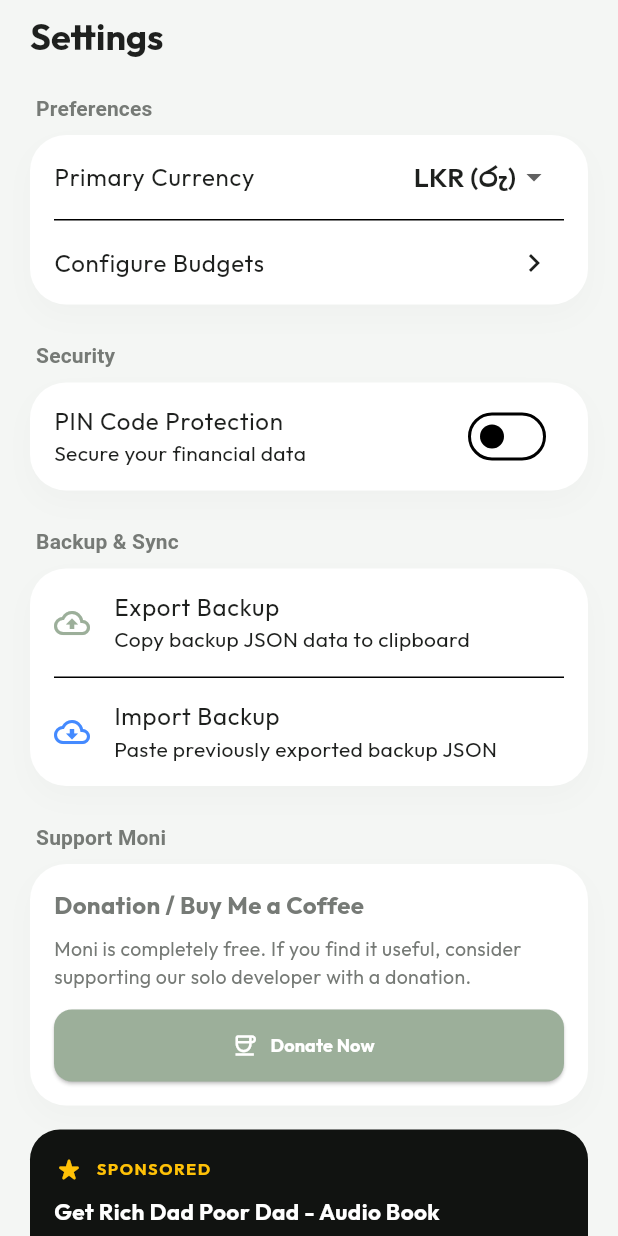
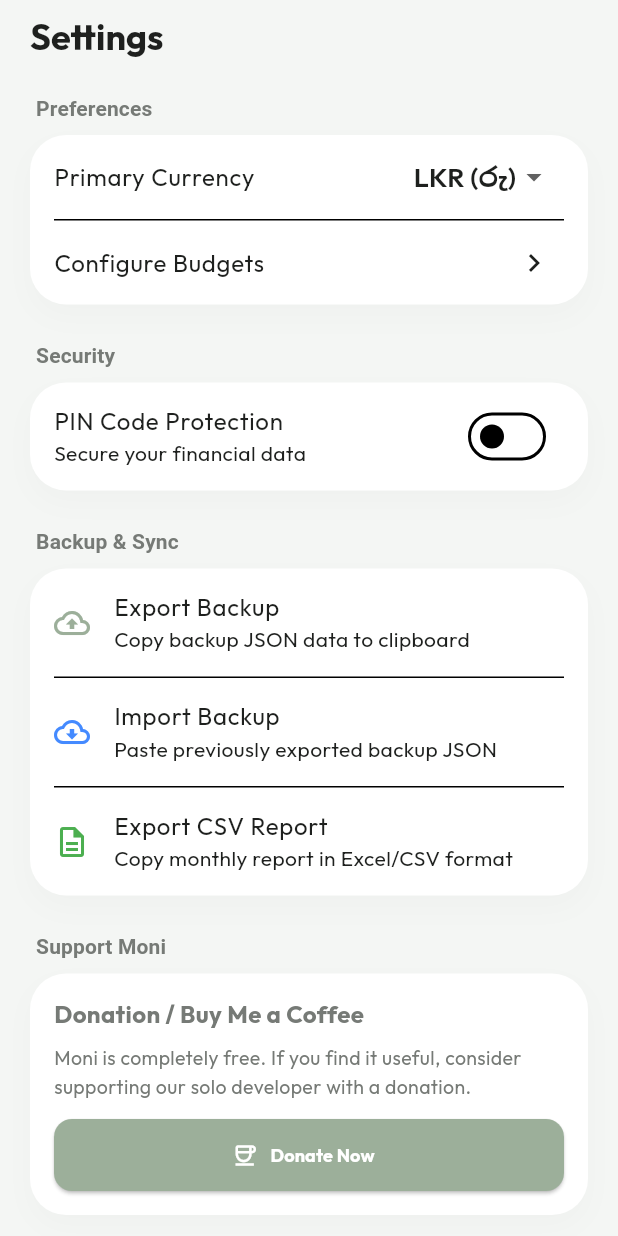
Before and after one commit to RukshanAmodya/Moni, a Flutter app: the SettingsScreen screen opened directly, on a phone screen of 412 x 824 dp. Run offline on Flutter 3.47's test engine with Material 3 defaults, Android fonts, the light colour scheme and no system bars; our stand-ins replace fl_chart, google_fonts, shared_preferences; accounts and stored records are empty.

Commit message:
Implement CSV Monthly report export function and settings option

```diff
--- a/lib/screens/settings_screen.dart
+++ b/lib/screens/settings_screen.dart
@@ -116,6 +116,19 @@ class SettingsScreen extends StatelessWidget {
                       title: const Text('Import Backup'),
                       subtitle: const Text('Paste previously exported backup JSON'),
                       onTap: () => _showImportBackupDialog(context, finance),
+                    ),
+                    const Divider(height: 1, indent: 16, endIndent: 16),
+                    ListTile(
+                      leading: const Icon(Icons.description_outlined, color: Colors.green),
+                      title: const Text('Export CSV Report'),
+                      subtitle: const Text('Copy monthly report in Excel/CSV format'),
+                      onTap: () async {
+                        final csv = finance.exportTransactionsToCsv();
+                        await Clipboard.setData(ClipboardData(text: csv));
+                        ScaffoldMessenger.of(context).showSnackBar(
+                          const SnackBar(content: Text('CSV Report copied to clipboard!')),
+                        );
+                      },
                     ),
                   ],
                 ),
```
Also changed, not shown: lib/providers/finance_provider.dart (+12 -0 lines).
